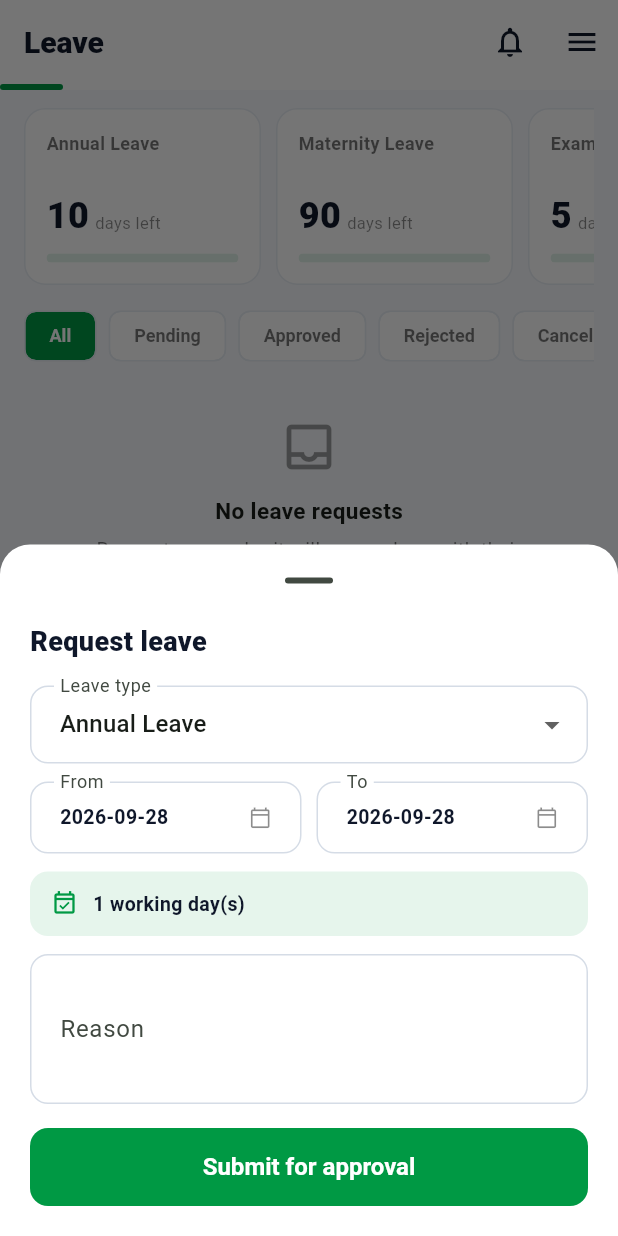
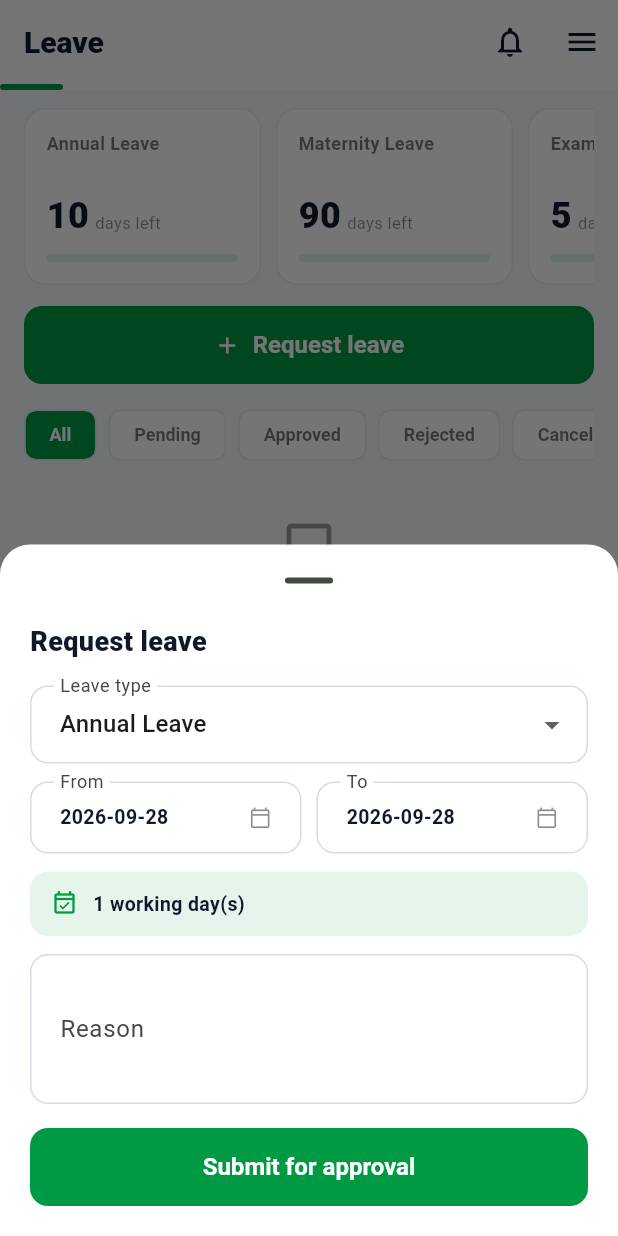
Before and after one commit to Clintoniwoloma001/infinitycore-mobile, a Flutter app: the screen it shows once a user with an empty profile is signed in, item 4 of the bottom bar chosen, after a tap on "Request leave", on a phone screen of 412 x 824 dp. Run offline on Flutter 3.47's test engine with Material 3 defaults, Android fonts, the phone set to English and light mode, and no system bars; our stand-ins replace device_info_plus, flutter_dotenv, flutter_local_notifications, flutter_secure_storage, geolocator, go_router and 6 more; missing offline and left inert: mobile_scanner, shorebird_code_push; accounts and stored records are empty; network calls fail.

Commit message:
fix: messages double app bar and leave/SARA FAB overlap
- MessagesScreen now takes an embedded flag. As a HomeShell tab it was
  drawing its own shellAppBar directly under the shell bar that already
  shows the title, so "Messages" and the back chevron appeared twice. When
  embedded it drops the bar and renders the Announcements / Comm Admin
  actions in a row beneath the shell bar, so nothing is lost. Standalone
  /messages pushes still get the full app bar.
- LeaveRequestsScreen declared a Scaffold FAB while HomeShell pins the SARA
  bubble to the same bottom-right anchor, so the two overlapped and the
  "Request leave" label was clipped. The action is now a full-width inline
  button under the balance strip.

Dart-only, ships as a patch on 1.0.2+4.

```diff
--- a/lib/features/dashboard/home_shell.dart
+++ b/lib/features/dashboard/home_shell.dart
@@ -81,7 +81,7 @@ class _HomeShellState extends State<HomeShell> {
         'Messages',
         Icons.forum_outlined,
         Icons.forum,
-        MessagesScreen(),
+        MessagesScreen(embedded: true),
       ),
       const _TabDef(
         'Leave',
--- a/lib/features/leave/leave_requests_screen.dart
+++ b/lib/features/leave/leave_requests_screen.dart
@@ -116,19 +116,32 @@ class _LeaveRequestsScreenState extends State<LeaveRequestsScreen> {
     }
     return Scaffold(
       backgroundColor: Colors.transparent,
-      floatingActionButton: FloatingActionButton.extended(
-        onPressed: _openComposer,
-        backgroundColor: AppColors.accent(context),
-        foregroundColor: Colors.white,
-        icon: const Icon(Icons.add),
-        label: const Text('Request leave'),
-      ),
+      // No floatingActionButton here. HomeShell already pins the SARA chat
+      // bubble to the bottom-right, and an inner Scaffold FAB lands on exactly
+      // the same anchor, so the two overlap. The primary action rides at the
+      // end of the balance strip instead, which cannot collide.
       body: RefreshIndicator(
         onRefresh: _load,
         child: ListView(
           padding: const EdgeInsets.fromLTRB(16, 12, 16, 96),
           children: [
             _BalanceStrip(balances: _balances),
+            const SizedBox(height: 14),
+            // Primary action, inline. See the note on this Scaffold's missing
+            // floatingActionButton: the shell's SARA bubble owns that corner.
+            SizedBox(
+              width: double.infinity,
+              child: FilledButton.icon(
+                onPressed: _openComposer,
+                style: FilledButton.styleFrom(
+                  backgroundColor: AppColors.accent(context),
+                  foregroundColor: Colors.white,
+                  padding: const EdgeInsets.symmetric(vertical: 14),
+                ),
+                icon: const Icon(Icons.add),
+                label: const Text('Request leave'),
+              ),
+            ),
             const SizedBox(height: 16),
             _StatusFilter(
               selected: _filter,
--- a/lib/features/messages/messages_screen.dart
+++ b/lib/features/messages/messages_screen.dart
@@ -23,7 +23,14 @@ import 'messaging_service.dart';
 ///     membership (managed server-side)
 ///   - Groups tab: user-created groups with member management
 class MessagesScreen extends StatefulWidget {
-  const MessagesScreen({super.key});
+  const MessagesScreen({super.key, this.embedded = false});
+
+  /// True when the screen is hosted inside [HomeShell]'s tab bar. HomeShell
+  /// already paints a shell app bar carrying the title, bell and overflow
+  /// menu, so an embedded instance must not draw a second one on top of it.
+  /// The Announcements / Comm Admin actions move into a row under the shell
+  /// bar instead of being dropped.
+  final bool embedded;
 
   @override
   State<MessagesScreen> createState() => _MessagesScreenState();
@@ -138,11 +145,7 @@ class _MessagesScreenState extends State<MessagesScreen>
     // Comm Admin visibility mirrors the web `CommunicationAdmin` gate. The
     // server remains the authority; this only keeps the nav honest.
     final canAdmin = canAccessCommAdmin(AuthService.instance.role);
-    return Scaffold(
-      appBar: shellAppBar(
-        context,
-        title: 'Messages',
-        actionsExtra: [
+    final actions = <Widget>[
       IconButton(
         tooltip: 'Announcements',
         icon: const Icon(Icons.notifications_active_outlined),
@@ -157,7 +160,13 @@ class _MessagesScreenState extends State<MessagesScreen>
           icon: const Icon(Icons.shield),
           onPressed: () => context.push('/comm-admin'),
         ),
-        ],
+    ];
+    return Scaffold(
+      // See `embedded`: inside HomeShell the shell owns the app bar.
+      appBar: widget.embedded ? null : shellAppBar(
+        context,
+        title: 'Messages',
+        actionsExtra: actions,
       ),
       body: _loading
           ? const PageLoadingView(label: 'Loading messages…')
@@ -165,6 +174,14 @@ class _MessagesScreenState extends State<MessagesScreen>
           ? PageErrorView(message: _error!, onRetry: _load)
           : Column(
               children: [
+                if (widget.embedded)
+                  Align(
+                    alignment: Alignment.centerRight,
+                    child: Padding(
+                      padding: const EdgeInsets.only(right: 4),
+                      child: Row(mainAxisSize: MainAxisSize.min, children: actions),
+                    ),
+                  ),
                 _SearchBar(onChanged: (v) => setState(() => _query = v)),
                 TabBar(
                   controller: _tabs,
```
Lines whose indentation alone changed are shown as unchanged.
